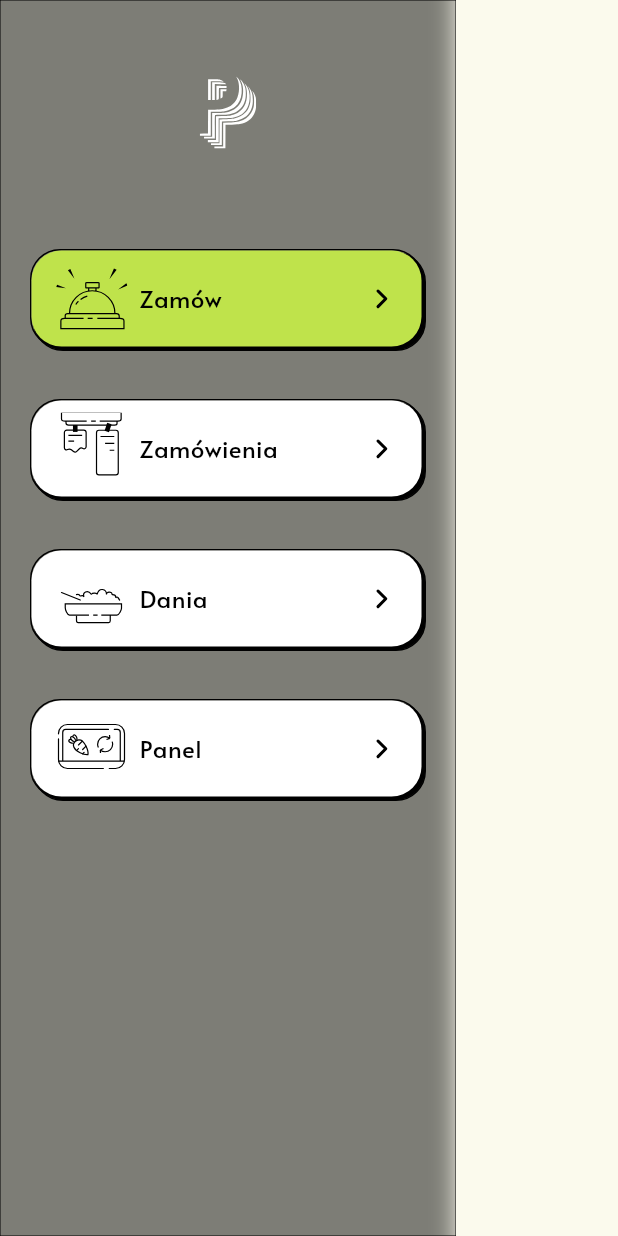
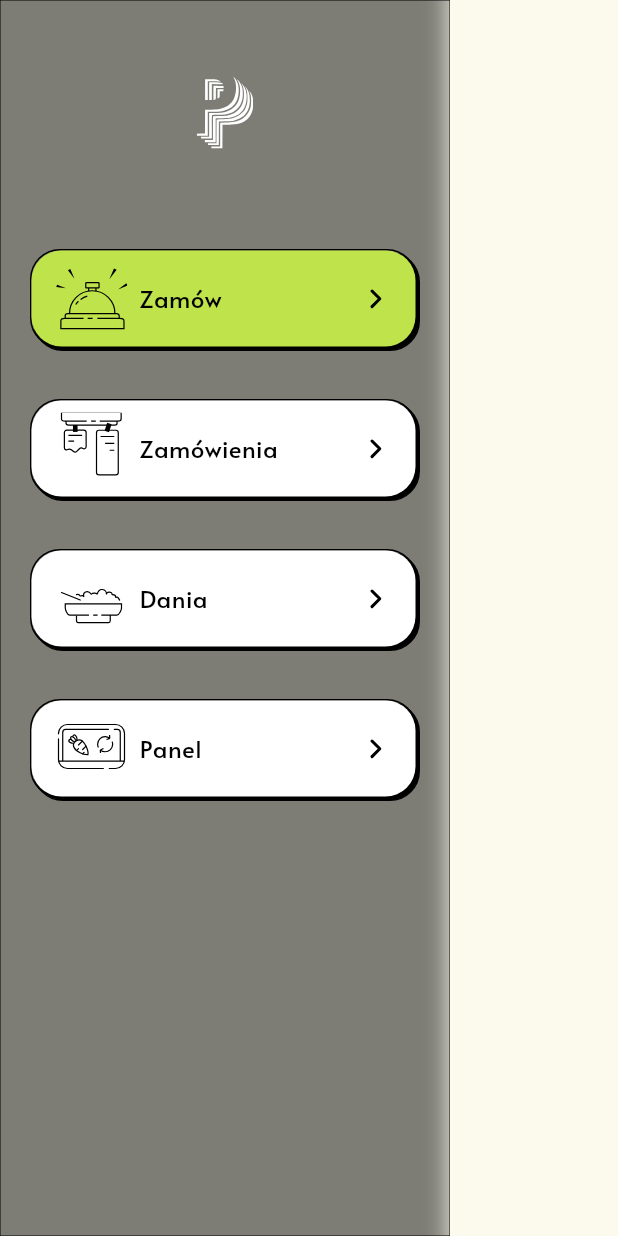
Before and after one commit to EugeneOros/JustReady, a Flutter app: the JrMenuDrawer widget shown alone on an empty page, opened directly with empty values, on a phone screen of 412 x 824 dp. Run offline on Flutter 3.47's test engine with Material 3 defaults, Android fonts, the light colour scheme and no system bars; our stand-ins replace cloud_firestore, dropdown_button2, firebase_core, flutter_bloc, flutter_hooks, flutter_svg and 6 more; missing offline and left inert: hooked_bloc; accounts and stored records are empty.

Commit message:
mouse drawer detection

```diff
--- a/lib/presentation/page/home/cubit/home_cubit.dart
+++ b/lib/presentation/page/home/cubit/home_cubit.dart
@@ -12,7 +12,7 @@ enum NavTabs {
 
 @injectable
 class HomeCubit extends Cubit<HomeState> {
-  int _selectedIndex = 1;
+  int _selectedIndex = 3;
 
   HomeCubit() : super(const HomeState.idle());
 
--- a/lib/presentation/page/home/home_page.dart
+++ b/lib/presentation/page/home/home_page.dart
@@ -6,6 +6,7 @@ import 'package:just_ready/extensions/extension_mixin.dart';
 import 'package:just_ready/presentation/page/home/cubit/home_cubit.dart';
 import 'package:just_ready/presentation/page/home/cubit/home_state.dart';
 import 'package:just_ready/presentation/page/home/widgets/drower/jr_menu_drawer.dart';
+import 'package:just_ready/styles/dimens.dart';
 import 'package:just_ready/utils/hooks/use_once.dart';
 import 'package:just_ready/utils/ignore_else_state.dart';
 
@@ -38,7 +39,9 @@ class HomePage extends HookWidget {
         },
         orElse: () => const SizedBox.shrink(),
       ),
-      body: child,
+      body: MouseEdgeDetector(
+        child: child,
+      ),
     );
   }
 
@@ -49,3 +52,33 @@ class HomePage extends HookWidget {
 
   bool _buildWhen(HomeState state) => state is SelectedPageState;
 }
+
+class MouseEdgeDetector extends StatelessWidget {
+  final Widget child;
+
+  const MouseEdgeDetector({
+    super.key,
+    required this.child,
+  });
+
+  @override
+  Widget build(BuildContext context) {
+    return Listener(
+      onPointerHover: (PointerEvent event) {
+        final mousePosition = event.position.dx;
+        const edgeDistance = Dimens.xs;
+        if (mousePosition <= edgeDistance) {
+          homeKey.currentState!.openDrawer();
+        }
+      },
+      onPointerMove: (PointerEvent event) {
+        final mousePosition = event.position.dx;
+        const edgeDistance = Dimens.xl;
+        if (mousePosition <= edgeDistance) {
+          homeKey.currentState!.openDrawer();
+        }
+      },
+      child: child,
+    );
+  }
+}
--- a/lib/presentation/page/home/widgets/drower/jr_menu_drawer.dart
+++ b/lib/presentation/page/home/widgets/drower/jr_menu_drawer.dart
@@ -3,10 +3,13 @@ import 'dart:ui';
 import 'package:flutter/material.dart';
 import 'package:just_ready/extensions/extension_mixin.dart';
 import 'package:just_ready/generated/l10n.dart';
+import 'package:just_ready/presentation/page/home/home_page.dart';
 import 'package:just_ready/presentation/page/home/widgets/drower/drower_item.dart';
 import 'package:just_ready/presentation/widgets/jr_svg_picture.dart';
 import 'package:just_ready/styles/dimens.dart';
 import 'package:just_ready/styles/images.dart';
+
+const drawerWidth = Dimens.xmWidth;
 
 class JrMenuDrawer extends StatelessWidget {
   final Function(int) onTap;
@@ -20,7 +23,17 @@ class JrMenuDrawer extends StatelessWidget {
 
   @override
   Widget build(BuildContext context) {
-    return Drawer(
+    return MouseEdgeDetector(
+      child: SafeArea(
+        child: Stack(
+          children: [
+            Container(
+              color: Colors.transparent,
+              width: MediaQuery.of(context).size.width,
+              height: MediaQuery.of(context).size.height,
+            ),
+            Drawer(
+              width: drawerWidth,
               shape: Border.all(width: 0),
               backgroundColor: context.colors.transparent,
               child: Container(
@@ -76,6 +89,39 @@ class JrMenuDrawer extends StatelessWidget {
                   ),
                 ),
               ),
+            ),
+          ],
+        ),
+      ),
     );
   }
 }
+
+class MouseEdgeDetector extends StatelessWidget {
+  final Widget child;
+
+  const MouseEdgeDetector({
+    super.key,
+    required this.child,
+  });
+
+  @override
+  Widget build(BuildContext context) {
+    return Listener(
+      onPointerHover: (PointerEvent event) {
+        final mousePosition = event.position.dx;
+        if (mousePosition > drawerWidth) {
+          homeKey.currentState!.closeDrawer();
+        }
+      },
+      onPointerMove: (PointerEvent event) {
+        final mousePosition = event.position.dx;
+        const range = Dimens.xxl;
+        if (drawerWidth - range <= mousePosition && mousePosition <= drawerWidth - Dimens.s) {
+          homeKey.currentState!.closeDrawer();
+        }
+      },
+      child: child,
+    );
+  }
+}
--- a/lib/presentation/page/select_meals/widgets/meal_number_item.dart
+++ b/lib/presentation/page/select_meals/widgets/meal_number_item.dart
@@ -18,7 +18,7 @@ class MealNumberItem extends StatelessWidget {
   @override
   Widget build(BuildContext context) {
     return JrContainer(
-      backgroundColor: isSelected ? context.colors.primary : context.colors.background,
+      backgroundColor: isSelected ? context.colors.primary : context.colors.bright,
       borderRadius: Dimens.xm,
       width: Dimens.xxxc,
       height: Dimens.c,
--- a/lib/presentation/router/app_router.dart
+++ b/lib/presentation/router/app_router.dart
@@ -2,6 +2,7 @@ import 'package:flutter/material.dart';
 import 'package:go_router/go_router.dart';
 // import 'package:injectable/injectable.dart';
 import 'package:just_ready/presentation/page/create_order/create_order_page.dart';
+import 'package:just_ready/presentation/page/dashboard/dashboard_page.dart';
 import 'package:just_ready/presentation/page/select_meals/select_meals_page.dart';
 import 'package:just_ready/presentation/page/home/home_page.dart';
 import 'package:just_ready/presentation/page/meals/meals_page.dart';
@@ -79,7 +80,7 @@ class AppRouter {
             name: JustReadyRoute.dashboard.name,
             pageBuilder: (context, state) => _defaultTransition(
               state: state,
-              child: const OrdersPage(),
+              child: const DashboardPage(),
             ),
           ),
         ],
--- a/lib/styles/dimens.dart
+++ b/lib/styles/dimens.dart
@@ -67,6 +67,7 @@ class Dimens {
   static const xxsWidth = 100.0;
   static const xsWidth = 150.0;
   static const sWidth = 200.0;
+  static const xmWidth = 300.0;
   static const mWidth = 400.0;
   static const lWidth = 600.0;
 
```
Also changed, not shown: lib/presentation/page/dashboard/dashboard_page.dart (added, +17 -0 lines). Lines whose indentation alone changed are shown as unchanged.
